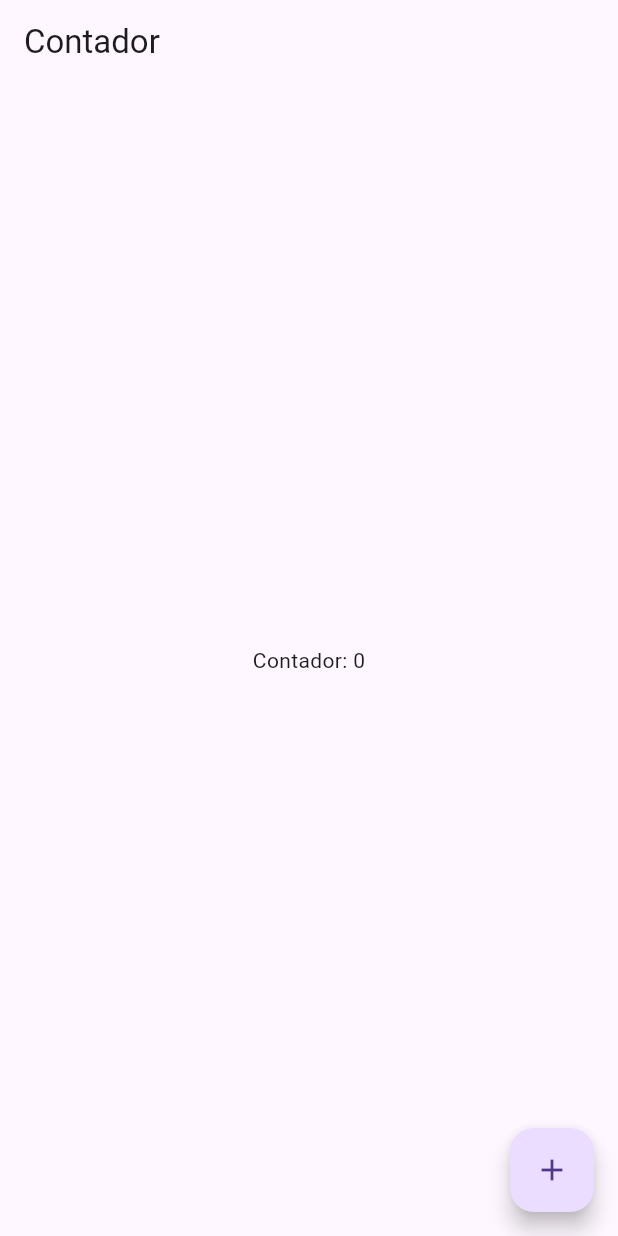
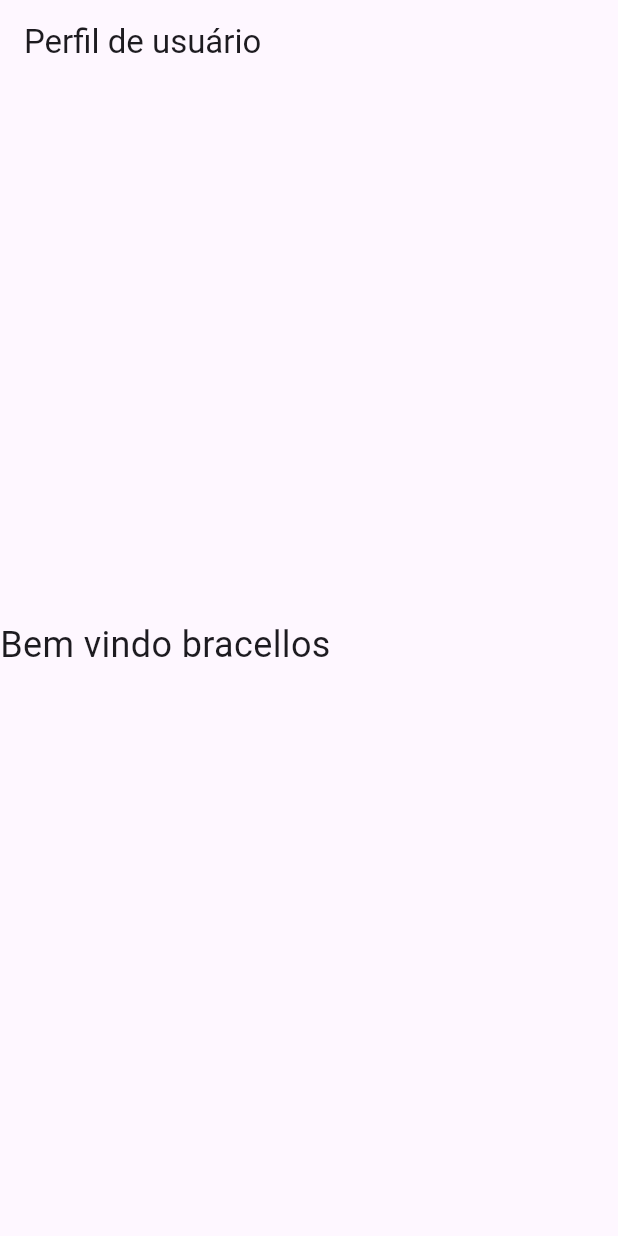
Before and after one commit to jardelgpf/meu_app, a Flutter app: the screen it shows after launch, on a phone screen of 412 x 824 dp. Run offline on Flutter 3.47's test engine with Material 3 defaults, Android fonts, the phone set to English and light mode, and no system bars.

Commit message:
stateful e inherited

```diff
--- /dev/null
+++ b/lib/inherited/UserData.dart
@@ -0,0 +1,29 @@
+import 'package:flutter/material.dart';
+
+class UserData extends InheritedWidget{
+  final String username;
+
+  const UserData({
+    required this.username,
+    required Widget child //widget filho que herda o nome
+  }) : super(child: child); //passa o filho para o construtor pai
+
+  /**
+   * este método estatico pode ser chamado independente de termos instanciado o objeto ou não.
+   * definimos um método estatico chamado of
+   * isso signifca que voce pode chamaar UserData.of(context) sem precisar de uma isntancia de UserData.
+   * quem chamar vai receber um BuildContext, ou seja o contexto onde o widget está na arvore
+   */
+  static UserData of(BuildContext context){
+    //este método procura o widget mais proximo do tipo UserData acima do widget atual
+   final result = context.dependOnInheritedWidgetOfExactType<UserData>();
+    return result!;
+  }
+
+  @override
+  bool updateShouldNotify(UserData oldWidget) {
+    return oldWidget.username != username;
+  }
+
+
+}
--- /dev/null
+++ b/lib/inherited/UserInfos.dart
@@ -0,0 +1,28 @@
+import 'package:flutter/material.dart';
+import 'package:meu_app/inherited/UserData.dart';
+
+class UserInfos extends StatelessWidget {
+  @override
+  Widget build(BuildContext context) {
+    return UserData(
+      username: "bracellos",
+      child: MaterialApp(
+        home: Scaffold(
+          appBar: AppBar(title: Text("Perfil de usuário")),
+          body: Column(
+            mainAxisAlignment: MainAxisAlignment.center,
+            children: [WelcomeMessage(), SizedBox(height: 20)],
+          ),
+        ),
+      ),
+    );
+  }
+}
+
+class WelcomeMessage extends StatelessWidget {
+  @override
+  Widget build(BuildContext context) {
+    final username = UserData.of(context).username;
+    return Text("Bem vindo $username", style: TextStyle(fontSize: 24));
+  }
+}
--- /dev/null
+++ b/lib/stateful/DarkMode.dart
@@ -0,0 +1,36 @@
+import 'package:flutter/material.dart';
+
+class DarkMode extends StatefulWidget{
+
+  State<StatefulWidget> createState() => _AppState();
+}
+
+class _AppState extends State<DarkMode>{
+  bool isDarkMode = false;
+
+  @override
+  Widget build(BuildContext context) {
+    return MaterialApp(
+      debugShowCheckedModeBanner: false,
+      themeMode: isDarkMode ? ThemeMode.dark : ThemeMode.light,
+      theme: ThemeData.light(),
+      darkTheme: ThemeData.dark(),
+      home: Scaffold(
+        appBar: AppBar(title: Text("Tipo de tema"),),
+        body: Center(
+          child: SwitchListTile(
+            title: Text("Dark Mode"),
+            value: isDarkMode,
+            onChanged: (bool value){
+              setState(() {
+                isDarkMode = value;
+              });
+            },
+          ),
+        ),
+      ),
+    );
+  }
+
+
+}
```
Also changed, not shown: lib/main.dart (+10 -2 lines), lib/stateful/RandomNumber.dart (added, +46 -0 lines).
